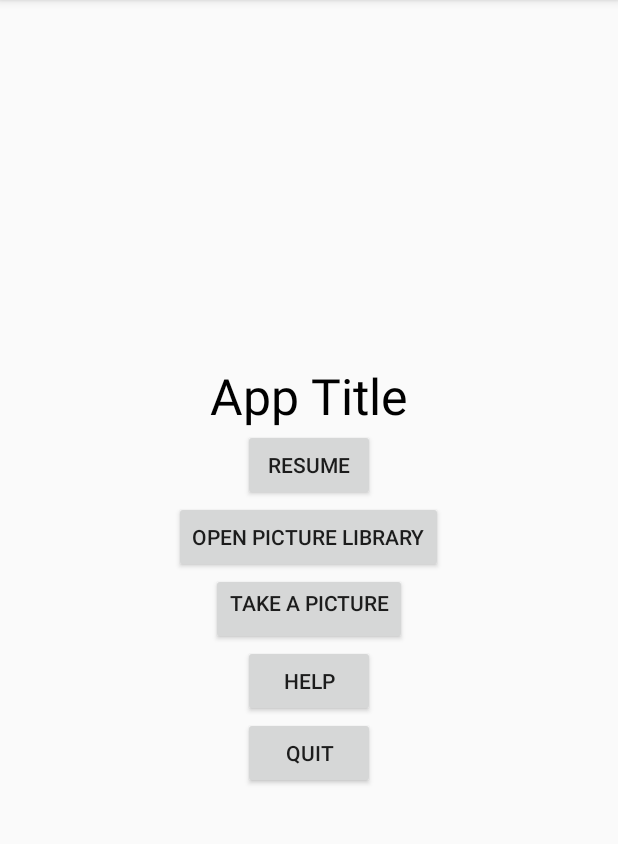
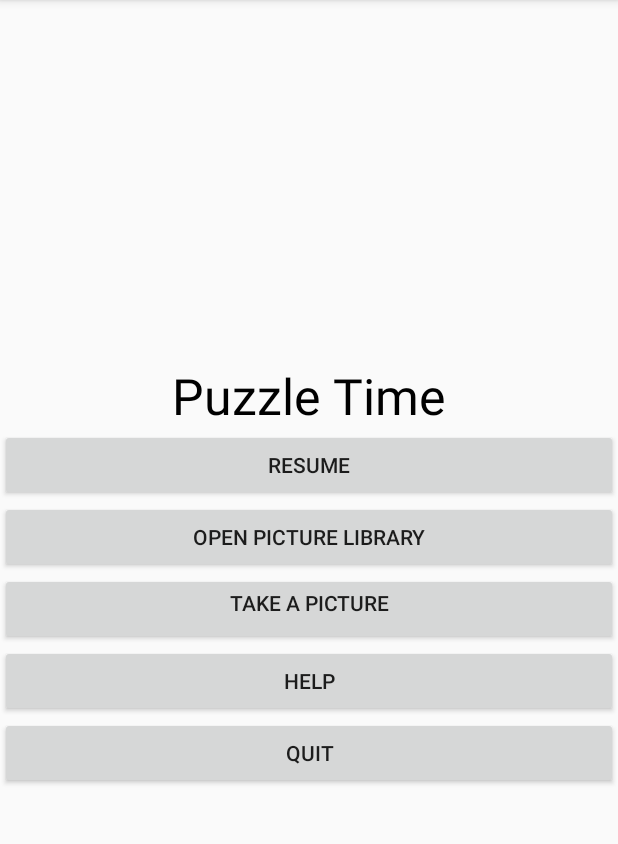
Before and after one commit to Bee-HN/Images_Puzzles_Game-, an Android app: the screen it shows after launch (MainActivity), on a phone screen of 412 x 824 dp, the part 84-928 px from its top. Run offline under Robolectric (Android 15) with nearby library versions, the phone set to English and light mode, and no system bars.

Commit message:
App name has changed Puzzle TIme

```diff
--- a/app/src/main/res/layout/activity_main.xml
+++ b/app/src/main/res/layout/activity_main.xml
@@ -9,44 +9,48 @@
     tools:context="com.hoang_nguyen.courseproject.MainActivity">
 
     <TextView
+        android:id="@+id/textView"
         android:layout_width="match_parent"
         android:layout_height="wrap_content"
-        android:text="App Title"
-        android:textSize="50px"
+        android:gravity="center_horizontal"
+        android:text="Puzzle Time"
         android:textColor="#000"
-        android:gravity="center_horizontal"/>
+        android:textSize="50px" />
+
     <Button
-        android:layout_width="wrap_content"
-        android:layout_height="wrap_content"
-        android:text="Resume"
-        android:gravity="center"
-        android:id="@+id/resumeButton"/>
-    <Button
-        android:layout_width="wrap_content"
-        android:layout_height="wrap_content"
-        android:text="Open Picture Library"
-        android:gravity="center"
-        android:id="@+id/pictureLibraryButton"/>
-    <Button
-        android:layout_width="wrap_content"
-        android:layout_height="wrap_content"
-        android:text="Take a Picture"
-        android:id="@+id/takePictureButton"
-        android:gravity="center_horizontal"
-        />
-    <Button
-        android:layout_width="wrap_content"
+        android:id="@+id/resumeButton"
+        android:layout_width="match_parent"
         android:layout_height="wrap_content"
         android:gravity="center"
-        android:text="Help"
-        android:id="@+id/helpButton"/>
+        android:text="Resume" />
+
     <Button
-        android:layout_width="wrap_content"
+        android:id="@+id/pictureLibraryButton"
+        android:layout_width="match_parent"
         android:layout_height="wrap_content"
         android:gravity="center"
-        android:text="Quit"
+        android:text="Open Picture Library" />
+
+    <Button
+        android:id="@+id/takePictureButton"
+        android:layout_width="match_parent"
+        android:layout_height="wrap_content"
+        android:gravity="center_horizontal"
+        android:text="Take a Picture" />
+
+    <Button
+        android:id="@+id/helpButton"
+        android:layout_width="match_parent"
+        android:layout_height="wrap_content"
+        android:gravity="center"
+        android:text="Help" />
+
+    <Button
         android:id="@+id/quitButton"
-        />
+        android:layout_width="match_parent"
+        android:layout_height="wrap_content"
+        android:gravity="center"
+        android:text="Quit" />
 
 
 </LinearLayout>
```
